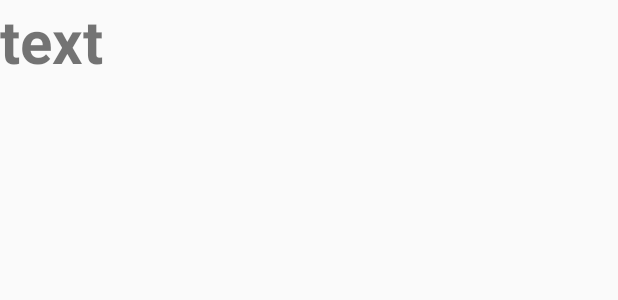
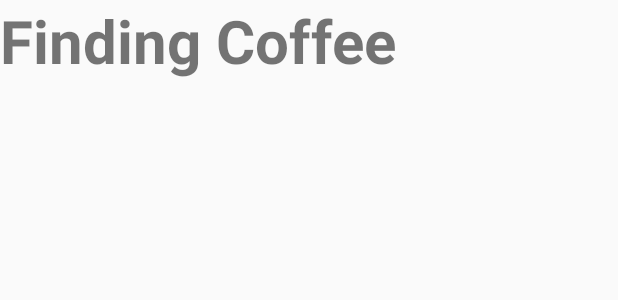
Before and after one commit to llsit/coffees, an Android app: the layout item_review_list.xml on its own in the app's theme, with its tools: preview values and no code run, on a phone screen of 412 x 824 dp. Shown: the top 300 px of the screen. Run offline under Robolectric (Android 15) with nearby library versions, the phone set to English and light mode, and no system bars.

Commit message:
nothing important

```diff
--- a/app/src/main/java/com/cmu/nuts/coffee9/main/data_shop/ReviewDataShopFragment.java
+++ b/app/src/main/java/com/cmu/nuts/coffee9/main/data_shop/ReviewDataShopFragment.java
@@ -82,7 +82,7 @@ public class ReviewDataShopFragment extends Fragment {
                 for (DataSnapshot reviewSnapshot: dataSnapshot.getChildren()) {
                     Review review = reviewSnapshot.getValue(Review.class);
                     if (Objects.requireNonNull(review).getRid() != null){
-                        arrayList.add(review.getRid());
+                        arrayList.add(review.getDetail());
                     } else {
                         Toast.makeText(getContext(), "Something wrong,We can't get the review right now." + shopID, Toast.LENGTH_LONG).show();
                     }
--- a/app/src/main/res/layout/item_review_list.xml
+++ b/app/src/main/res/layout/item_review_list.xml
@@ -6,7 +6,7 @@
         android:id="@+id/show"
         android:layout_width="wrap_content"
         android:layout_height="wrap_content"
-        android:text="text"
+        android:text="@string/app_name"
         android:textSize="40sp"
         android:textStyle="bold"/>
 </LinearLayout>
```
